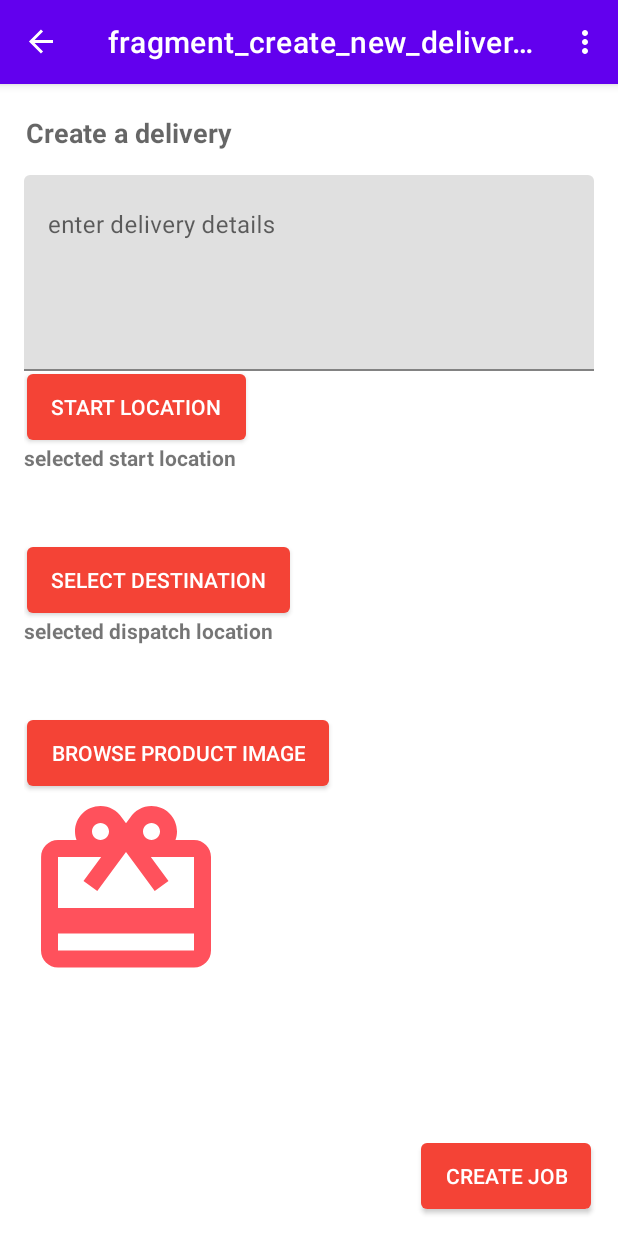
After one commit to saumyaspujaa/TerminalDispatchExpeditor, an Android app: the UserCreateNewDeliveryRequest screen opened through its navigation route, on a phone screen of 412 x 824 dp. The commit adds this screen. Run offline under Robolectric (Android 15) with nearby library versions, the phone set to English and light mode, and no system bars; our stand-ins replace Firebase (no records; nobody signed in at launch, a user with empty details on screens opened directly), navigation-ui; libraries missing offline, so code that uses them is left out: com.mapbox.api, com.mapbox.mapboxsdk, pub.devrel.easypermissions; 2 statements that could not run were skipped.

Commit message:
user create job

```diff
--- a/app/build.gradle
+++ b/app/build.gradle
@@ -45,4 +45,9 @@ dependencies {
     testImplementation 'junit:junit:4.13.2'
     androidTestImplementation 'androidx.test.ext:junit:1.1.2'
     androidTestImplementation 'androidx.test.espresso:espresso-core:3.3.0'
+    implementation 'pub.devrel:easypermissions:3.0.0'
+    implementation 'com.mapbox.mapboxsdk:mapbox-android-sdk:9.6.1'
+    implementation 'com.mapbox.mapboxsdk:mapbox-android-plugin-places-v9:0.12.0'
+    implementation 'com.github.bumptech.glide:glide:4.12.0'
+    annotationProcessor 'com.github.bumptech.glide:compiler:4.12.0'
 }
--- a/app/src/main/AndroidManifest.xml
+++ b/app/src/main/AndroidManifest.xml
@@ -1,6 +1,11 @@
 <?xml version="1.0" encoding="utf-8"?>
 <manifest xmlns:android="http://schemas.android.com/apk/res/android"
     package="com.digipodium.tde">
+
+    <uses-permission android:name="android.permission.ACCESS_FINE_LOCATION" />
+    <uses-permission android:name="android.permission.ACCESS_COARSE_LOCATION" />
+    <uses-permission android:name="android.permission.WRITE_EXTERNAL_STORAGE" />
+    <uses-permission android:name="android.permission.INTERNET" />
 
     <application
         android:allowBackup="true"
--- a/app/src/main/java/com/digipodium/tde/MainActivity.java
+++ b/app/src/main/java/com/digipodium/tde/MainActivity.java
@@ -1,10 +1,13 @@
 package com.digipodium.tde;
 
+import android.Manifest;
 import android.os.Bundle;
 
 import com.google.android.material.floatingactionbutton.FloatingActionButton;
 import com.google.android.material.snackbar.Snackbar;
 
+import androidx.annotation.NonNull;
+import androidx.appcompat.app.AlertDialog;
 import androidx.appcompat.app.AppCompatActivity;
 import androidx.appcompat.widget.Toolbar;
 
@@ -18,9 +21,14 @@ import androidx.navigation.ui.NavigationUI;
 import android.view.Menu;
 import android.view.MenuItem;
 
-public class MainActivity extends AppCompatActivity {
+import java.util.List;
+
+import pub.devrel.easypermissions.EasyPermissions;
+
+public class MainActivity extends AppCompatActivity implements EasyPermissions.PermissionCallbacks {
 
     private AppBarConfiguration appBarConfiguration;
+
 
     @Override
     protected void onCreate(Bundle savedInstanceState) {
@@ -32,8 +40,21 @@ public class MainActivity extends AppCompatActivity {
         NavController navController = Navigation.findNavController(this, R.id.nav_host_fragment);
         appBarConfiguration = new AppBarConfiguration.Builder(navController.getGraph()).build();
         NavigationUI.setupActionBarWithNavController(this, navController, appBarConfiguration);
+        String[] perms = new String[]{
+                Manifest.permission.WRITE_EXTERNAL_STORAGE,
+                Manifest.permission.ACCESS_FINE_LOCATION,
+                Manifest.permission.ACCESS_COARSE_LOCATION,
+                Manifest.permission.INTERNET
+        };
+        if (!EasyPermissions.hasPermissions(this, perms)) {
+            EasyPermissions.requestPermissions(this, "requested permission", 23, perms);
+        }
 
+    }
 
+    @Override
+    public void onRequestPermissionsResult(int requestCode, @NonNull String[] permissions, @NonNull int[] grantResults) {
+        EasyPermissions.onRequestPermissionsResult(requestCode, permissions, grantResults, this);
     }
 
     @Override
@@ -64,4 +85,18 @@ public class MainActivity extends AppCompatActivity {
         return NavigationUI.navigateUp(navController, appBarConfiguration)
                 || super.onSupportNavigateUp();
     }
+
+    @Override
+    public void onPermissionsGranted(int requestCode, @NonNull List<String> perms) {
+        new AlertDialog.Builder(this).setTitle("Notice").setMessage("All permission granted").setPositiveButton("Proceed", (dialogInterface, i) -> {
+
+        }).create().show();
+    }
+
+    @Override
+    public void onPermissionsDenied(int requestCode, @NonNull List<String> perms) {
+        new AlertDialog.Builder(this).setTitle("error").setMessage("this app wont work properly until you provide permission, please check app settings").setNegativeButton("Exit", (dialogInterface, i) -> {
+            finish();
+        }).create().show();
+    }
 }
--- a/app/src/main/java/com/digipodium/tde/UserDashboardFragment.java
+++ b/app/src/main/java/com/digipodium/tde/UserDashboardFragment.java
@@ -38,9 +38,12 @@ public class UserDashboardFragment extends Fragment {
             NavHostFragment.findNavController(this)
                     .navigate(R.id.action_userDashboardFragment_to_userChoiceFragment2);
         });
-        binding.textResetPassword.setOnClickListener(v2 -> {
+        binding.resetUserPassword.setOnClickListener(v2 -> {
             NavHostFragment.findNavController(this)
                     .navigate(R.id.action_userDashboardFragment_to_resetPasswordFragment);
         });
+        binding.newRequest.setOnClickListener(view1 -> {
+            NavHostFragment.findNavController(this).navigate(R.id.action_userDashboardFragment_to_createNewDeliveryRequest);
+        });
     }
 }
--- a/app/src/main/res/drawable/btn_shape_red.xml
+++ b/app/src/main/res/drawable/btn_shape_red.xml
@@ -1,7 +1,7 @@
 <?xml version="1.0" encoding="utf-8"?>
 <selector xmlns:android="http://schemas.android.com/apk/res/android">
     <item android:state_pressed="true">
-        <inset android:inset="4dp">
+        <inset android:inset="2dp">
             <shape>
                 <solid android:color="@color/red_900" />
                 <padding android:bottom="8dp" android:left="16dp" android:right="16dp" android:top="8dp" />
@@ -10,7 +10,7 @@
         </inset>
     </item>
     <item>
-        <inset android:inset="4dp">
+        <inset android:inset="2dp">
             <shape>
                 <solid android:color="@color/red_500" />
                 <corners android:radius="4dp" />
--- /dev/null
+++ b/app/src/main/res/drawable/ic_baseline_card_giftcard_24.xml
@@ -0,0 +1,10 @@
+<vector android:height="100dp"
+    android:tint="#FF515C"
+    android:viewportHeight="24"
+    android:viewportWidth="24"
+    android:width="100dp"
+    xmlns:android="http://schemas.android.com/apk/res/android">
+    <path
+        android:fillColor="@android:color/white"
+        android:pathData="M20,6h-2.18c0.11,-0.31 0.18,-0.65 0.18,-1 0,-1.66 -1.34,-3 -3,-3 -1.05,0 -1.96,0.54 -2.5,1.35l-0.5,0.67 -0.5,-0.68C10.96,2.54 10.05,2 9,2 7.34,2 6,3.34 6,5c0,0.35 0.07,0.69 0.18,1L4,6c-1.11,0 -1.99,0.89 -1.99,2L2,19c0,1.11 0.89,2 2,2h16c1.11,0 2,-0.89 2,-2L22,8c0,-1.11 -0.89,-2 -2,-2zM15,4c0.55,0 1,0.45 1,1s-0.45,1 -1,1 -1,-0.45 -1,-1 0.45,-1 1,-1zM9,4c0.55,0 1,0.45 1,1s-0.45,1 -1,1 -1,-0.45 -1,-1 0.45,-1 1,-1zM20,19L4,19v-2h16v2zM20,14L4,14L4,8h5.08L7,10.83 8.62,12 11,8.76l1,-1.36 1,1.36L15.38,12 17,10.83 14.92,8L20,8v6z" />
+</vector>
--- /dev/null
+++ b/app/src/main/res/layout/fragment_user_create_new_delivery_request.xml
@@ -0,0 +1,126 @@
+<?xml version="1.0" encoding="utf-8"?>
+<androidx.constraintlayout.widget.ConstraintLayout xmlns:android="http://schemas.android.com/apk/res/android"
+    xmlns:app="http://schemas.android.com/apk/res-auto"
+    xmlns:tools="http://schemas.android.com/tools"
+    android:id="@+id/frameLayout12"
+    android:layout_width="match_parent"
+    android:layout_height="match_parent"
+    tools:context=".UserCreateNewDeliveryRequest">
+
+
+    <TextView
+        android:id="@+id/textView4"
+        android:layout_width="wrap_content"
+        android:layout_height="wrap_content"
+        android:layout_marginStart="17dp"
+        android:layout_marginTop="20dp"
+        android:layout_marginBottom="16dp"
+        android:text="Create a delivery"
+        android:textAppearance="@style/TextAppearance.AppCompat.Medium"
+        android:textStyle="bold"
+        app:layout_constraintBottom_toTopOf="@+id/textInputLayout6"
+        app:layout_constraintStart_toStartOf="parent"
+        app:layout_constraintTop_toTopOf="parent" />
+
+    <com.google.android.material.textfield.TextInputLayout
+        android:id="@+id/textInputLayout6"
+        android:layout_width="0dp"
+        android:layout_height="wrap_content"
+        android:layout_marginStart="16dp"
+        android:layout_marginEnd="16dp"
+        app:layout_constraintBottom_toTopOf="@+id/scrollView3"
+        app:layout_constraintEnd_toEndOf="parent"
+        app:layout_constraintStart_toStartOf="parent"
+        app:layout_constraintTop_toBottomOf="@+id/textView4">
+
+        <com.google.android.material.textfield.TextInputEditText
+            android:id="@+id/deliveryDetail"
+            android:layout_width="match_parent"
+            android:layout_height="wrap_content"
+            android:gravity="top"
+            android:hint="enter delivery details"
+            android:lines="5" />
+    </com.google.android.material.textfield.TextInputLayout>
+
+    <ScrollView
+        android:id="@+id/scrollView3"
+        android:layout_width="0dp"
+        android:layout_height="0dp"
+        android:layout_marginStart="16dp"
+        android:layout_marginEnd="16dp"
+        android:layout_marginBottom="80dp"
+        app:layout_constraintBottom_toBottomOf="parent"
+        app:layout_constraintEnd_toEndOf="parent"
+        app:layout_constraintStart_toStartOf="parent"
+        app:layout_constraintTop_toBottomOf="@+id/textInputLayout6">
+
+        <LinearLayout
+            android:layout_width="match_parent"
+            android:layout_height="wrap_content"
+            android:orientation="vertical">
+
+            <androidx.appcompat.widget.AppCompatButton
+                android:id="@+id/selectStartLoc"
+                android:layout_width="wrap_content"
+                android:layout_height="wrap_content"
+                android:background="@drawable/btn_shape_red"
+                android:text="start location"
+                android:textColor="#FFFFFF" />
+
+            <TextView
+                android:id="@+id/textStartLoc"
+                android:layout_width="379dp"
+                android:layout_height="wrap_content"
+                android:lines="4"
+                android:text="selected start location"
+                android:textAppearance="@style/TextAppearance.AppCompat.Small"
+                android:textStyle="bold" />
+
+            <androidx.appcompat.widget.AppCompatButton
+                android:id="@+id/selectDestination"
+                android:layout_width="wrap_content"
+                android:layout_height="wrap_content"
+                android:background="@drawable/btn_shape_red"
+                android:text="select destination"
+                android:textColor="#FFFFFF" />
+
+            <TextView
+                android:id="@+id/textDispatchLoc"
+                android:layout_width="379dp"
+                android:layout_height="wrap_content"
+                android:lines="4"
+                android:text="selected dispatch location"
+                android:textAppearance="@style/TextAppearance.AppCompat.Small"
+                android:textStyle="bold" />
+
+
+            <androidx.appcompat.widget.AppCompatButton
+                android:id="@+id/btnSelectProductImages"
+                android:layout_width="wrap_content"
+                android:layout_height="wrap_content"
+                android:background="@drawable/btn_shape_red"
+                android:text="browse product image"
+                android:textColor="#FFFFFF" />
+
+            <ImageView
+                android:id="@+id/product_img"
+                android:layout_width="136dp"
+                android:layout_height="wrap_content"
+                android:adjustViewBounds="true"
+                android:src="@drawable/ic_baseline_card_giftcard_24" />
+        </LinearLayout>
+    </ScrollView>
+
+
+    <androidx.appcompat.widget.AppCompatButton
+        android:id="@+id/btnConfirmDeliveryCreation"
+        android:layout_width="wrap_content"
+        android:layout_height="wrap_content"
+        android:layout_marginEnd="16dp"
+        android:layout_marginBottom="16dp"
+        android:background="@drawable/btn_shape_red"
+        android:text="Create Job"
+        android:textColor="#FFFFFF"
+        app:layout_constraintBottom_toBottomOf="parent"
+        app:layout_constraintEnd_toEndOf="parent" />
+</androidx.constraintlayout.widget.ConstraintLayout>
--- a/app/src/main/res/navigation/nav_graph.xml
+++ b/app/src/main/res/navigation/nav_graph.xml
@@ -91,7 +91,8 @@
         android:name="com.digipodium.tde.Auth.ResetPasswordFragment"
         android:label="reset fragment"
         tools:layout="@layout/fragment_reset_password" />
-    <navigation android:id="@+id/admin_navigation"
+    <navigation
+        android:id="@+id/admin_navigation"
         app:startDestination="@id/adminDashboardFragment">
         <fragment
             android:id="@+id/AaminViewUsers"
@@ -122,6 +123,9 @@
             <action
                 android:id="@+id/action_adminDashboardFragment_to_adminViewDeliveries"
                 app:destination="@id/adminViewDeliveries" />
+            <action
+                android:id="@+id/action_adminDashboardFragment_to_userChoiceFragment2"
+                app:destination="@id/userChoiceFragment2" />
         </fragment>
     </navigation>
     <navigation
@@ -175,6 +179,9 @@
             <action
                 android:id="@+id/action_deliveryPersonDashboardFragment_to_DCurrentDelivery"
                 app:destination="@id/DCurrentDelivery" />
+            <action
+                android:id="@+id/action_deliveryPersonDashboardFragment_to_userChoiceFragment2"
+                app:destination="@id/userChoiceFragment2" />
         </fragment>
     </navigation>
     <navigation
@@ -213,12 +220,15 @@
             <action
                 android:id="@+id/action_userDashboardFragment_to_reportFeeback"
                 app:destination="@id/reportFeeback" />
+            <action
+                android:id="@+id/action_userDashboardFragment_to_userChoiceFragment2"
+                app:destination="@id/userChoiceFragment2" />
         </fragment>
         <fragment
             android:id="@+id/createNewDeliveryRequest"
-            android:name="com.digipodium.tde.CreateNewDeliveryRequest"
+            android:name="com.digipodium.tde.UserCreateNewDeliveryRequest"
             android:label="fragment_create_new_delivery_request"
-            tools:layout="@layout/fragment_create_new_delivery_request" />
+            tools:layout="@layout/fragment_user_create_new_delivery_request" />
         <fragment
             android:id="@+id/reportFeeback"
             android:name="com.digipodium.tde.ReportFeeback"
--- a/app/src/main/res/values/strings.xml
+++ b/app/src/main/res/values/strings.xml
@@ -6,5 +6,8 @@
     <!-- TODO: Remove or change this placeholder text -->
     <string name="hello_blank_fragment">Hello blank fragment</string>
 
+    <string name="mapbox_access_token">pk.eyJ1IjoiemFpZGthbWlsIiwiYSI6ImNrNXh2Z2xiYjBnazkzbHBkNG03enQ4NTYifQ.8sAJfK4lDkZ8hysdCxF-Ag</string>
 
+    <string name="selected_start_place_info">%1$s</string>
+    <string name="selected_dispatch_place_info">%1$s</string>
 </resources>
```
Also changed, not shown: app/src/main/java/com/digipodium/tde/CreateNewDeliveryRequest.java (deleted, +0 -20 lines), app/src/main/java/com/digipodium/tde/UserCreateNewDeliveryRequest.java (added, +126 -0 lines), app/src/main/res/layout/fragment_create_new_delivery_request.xml (deleted, +0 -14 lines), build.gradle (+13 -0 lines).
